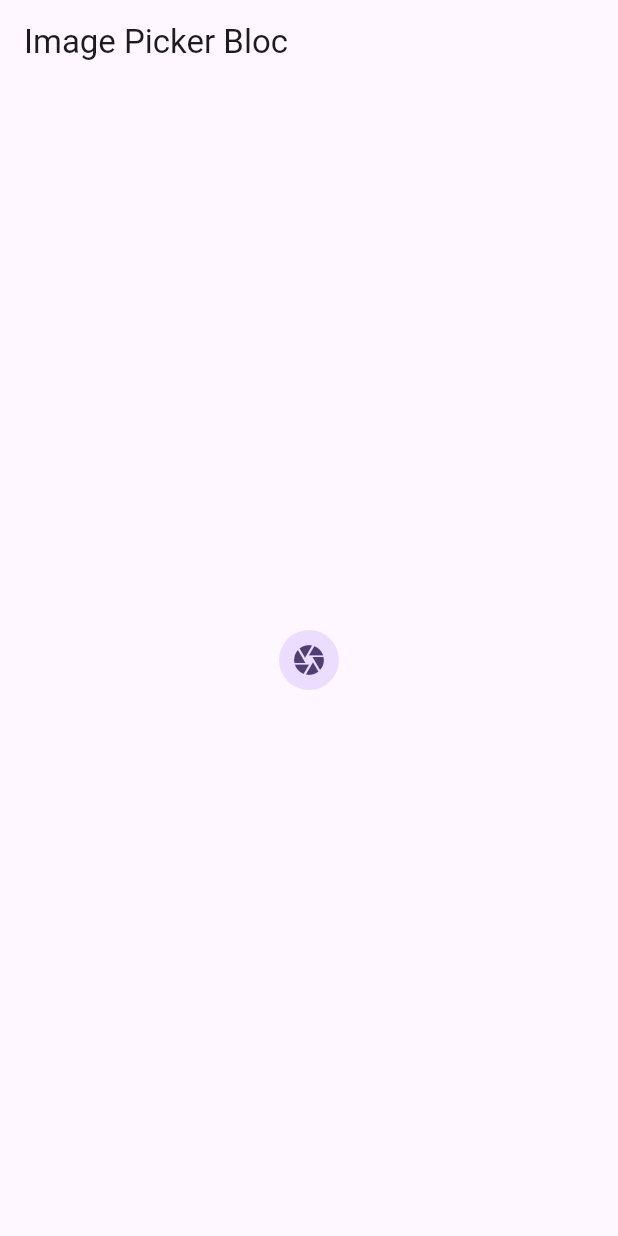
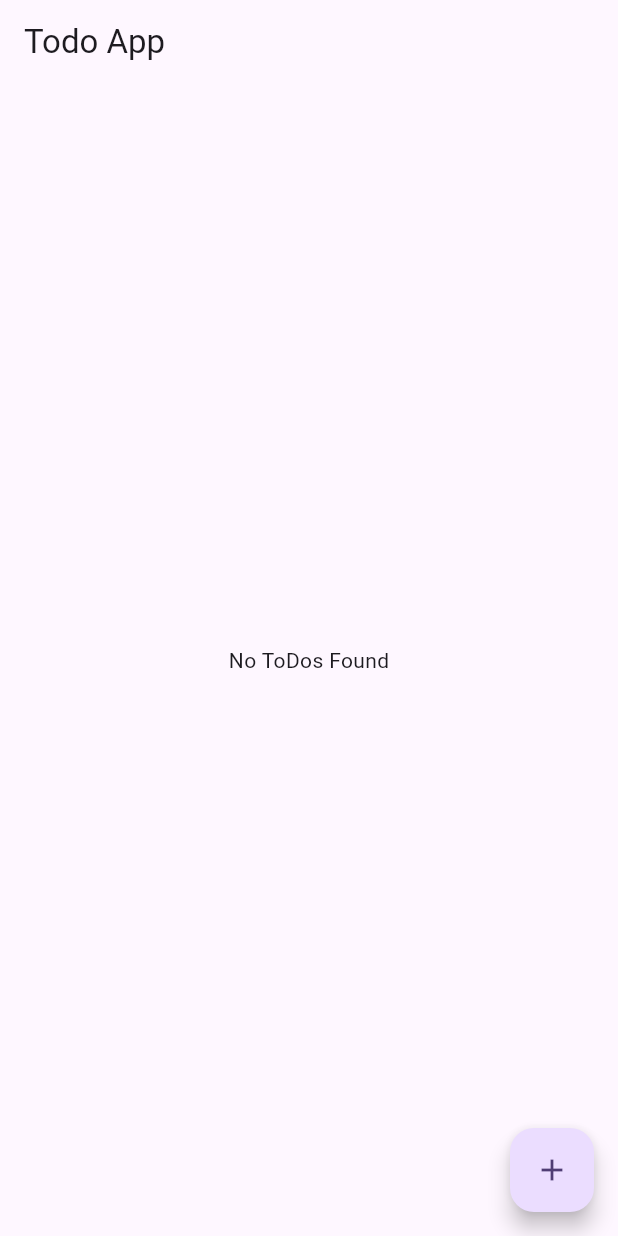
Before and after one commit to abhixen07/Bloc-State-Mangement, a Flutter app: the screen it shows after launch, on a phone screen of 412 x 824 dp. Run offline on Flutter 3.47's test engine with Material 3 defaults, Android fonts, the phone set to English and light mode, and no system bars; our stand-ins replace bloc, equatable, flutter_bloc, image_picker.

Commit message:
initial commit

```diff
--- /dev/null
+++ b/lib/bloc/todo/to_do_bloc.dart
@@ -0,0 +1,29 @@
+import 'package:bloc/bloc.dart';
+import 'package:bloc_state/bloc/todo/to_do_event.dart';
+import 'package:bloc_state/bloc/todo/to_do_state.dart';
+import 'package:meta/meta.dart';
+
+class ToDoBloc extends Bloc<TodoEvent, ToDoState> {
+
+  final List<String> todoList = [];
+  ToDoBloc() : super(ToDoState()){
+    on<AddTodoEvent>(_addToDoEvent);
+    on<RemoveTodoEvent>(_removeToDoEvent);
+  }
+
+  void _addToDoEvent(AddTodoEvent event, Emitter<ToDoState> emit){
+    todoList.add(event.task);
+    emit(state.copyWith(todoList: List.from(todoList)));
+  }
+
+void _removeToDoEvent(RemoveTodoEvent event, Emitter<ToDoState> emit){
+    todoList.remove(event.task);
+    emit(state.copyWith(todoList: List.from(todoList)));
+  }
+
+
+
+
+
+
+}
--- /dev/null
+++ b/lib/bloc/todo/to_do_event.dart
@@ -0,0 +1,23 @@
+import 'package:equatable/equatable.dart';
+
+abstract class TodoEvent extends Equatable {
+  const TodoEvent();
+}
+
+class AddTodoEvent extends TodoEvent {
+
+  final String task;
+  const AddTodoEvent({required this.task});
+
+  @override
+  List<Object> get props => [];
+}
+
+class RemoveTodoEvent extends TodoEvent {
+
+  final Object task;
+  const RemoveTodoEvent({required this.task});
+
+  @override
+  List<Object> get props => [task];
+}
--- /dev/null
+++ b/lib/bloc/todo/to_do_state.dart
@@ -0,0 +1,20 @@
+import 'package:equatable/equatable.dart';
+
+final class ToDoState extends Equatable {
+
+  final List<String> todolist;
+  const ToDoState({
+    this.todolist = const []
+});
+
+  ToDoState copyWith({ List<String>? todoList}){
+    return ToDoState(
+      todolist: todoList ?? this.todolist
+    );
+
+  }
+
+  @override
+  List<Object> get props => [todolist];
+
+}
--- a/lib/main.dart
+++ b/lib/main.dart
@@ -1,10 +1,12 @@
 import 'package:bloc_state/bloc/counter/counter_bloc.dart';  // Import the Counter Bloc
 import 'package:bloc_state/bloc/image_picker/image_picker_bloc.dart';  // Import the Image Picker Bloc
 import 'package:bloc_state/bloc/switch_example/switch_bloc.dart';  // Import the Switch Bloc
+import 'package:bloc_state/bloc/todo/to_do_bloc.dart';
 import 'package:bloc_state/equatable_test_state.dart';  // Import for state equality check (using Equatable)
-import 'package:bloc_state/ui/counter_screen.dart';  // Import UI for the counter screen
-import 'package:bloc_state/ui/image_picker_screen.dart';  // Import UI for the image picker screen
-import 'package:bloc_state/ui/switch_example_screen.dart';  // Import UI for the switch example screen
+import 'package:bloc_state/ui/counter/counter_screen.dart';  // Import UI for the counter screen
+import 'package:bloc_state/ui/image_picker/image_picker_screen.dart';  // Import UI for the image picker screen
+import 'package:bloc_state/ui/switch_example/switch_example_screen.dart';  // Import UI for the switch example screen
+import 'package:bloc_state/ui/todo/to_do_screen.dart';
 import 'package:bloc_state/utils/image_picker_utils.dart';  // Import utility class for image picker
 import 'package:flutter/material.dart';  // Import Flutter material widgets
 import 'package:flutter_bloc/flutter_bloc.dart';  // Import Flutter BLoC package for state management
@@ -38,6 +40,10 @@ class MyApp extends StatelessWidget {
         BlocProvider(
           create: (context) => ImagePickerBloc(ImagePickerUtils()),
         ),
+        // Providing TodoBloc to the widget tree
+        BlocProvider(
+          create: (context) => ToDoBloc()
+        ),
       ],
       // Wrapping the MaterialApp with MultiBlocProvider
       child: MaterialApp(
@@ -50,7 +56,7 @@ class MyApp extends StatelessWidget {
           useMaterial3: true,  // Opting in for Material 3 design
         ),
         // Setting the home screen to the ImagePickerScreen
-        home: const ImagePickerScreen(),
+        home: const ToDoScreen(),
       ),
     );
   }
--- /dev/null
+++ b/lib/ui/todo/to_do_screen.dart
@@ -0,0 +1,57 @@
+import 'package:bloc_state/bloc/todo/to_do_bloc.dart';
+import 'package:bloc_state/bloc/todo/to_do_event.dart';
+import 'package:bloc_state/bloc/todo/to_do_state.dart';
+import 'package:flutter/material.dart';
+import 'package:flutter_bloc/flutter_bloc.dart';
+
+class ToDoScreen extends StatefulWidget {
+  const ToDoScreen({super.key});
+
+  @override
+  State<ToDoScreen> createState() => _ToDoScreenState();
+}
+
+class _ToDoScreenState extends State<ToDoScreen> {
+  @override
+  Widget build(BuildContext context) {
+    return Scaffold(
+      appBar: AppBar(
+        title: Text('Todo App'),
+      ),
+      body: BlocBuilder<ToDoBloc, ToDoState>(
+          builder:(context, state){
+            if(state.todolist.isEmpty){
+              return Center(child: Text('No ToDos Found'),);
+            }else if(state.todolist.isNotEmpty){
+            return ListView.builder(
+            itemCount: state.todolist.length,
+            itemBuilder: (context, index){
+              return ListTile(
+                title: Text(state.todolist[index]),
+                trailing: IconButton(
+                    onPressed: (){
+                      context.read<ToDoBloc>().add(RemoveTodoEvent(task: state.todolist[index]));
+
+                    },
+                    icon: Icon(Icons.delete)
+                ),
+              );
+            }
+         );
+      }else{
+              return SizedBox();
+            }
+
+          }
+      ),
+      floatingActionButton: FloatingActionButton(
+          onPressed: (){
+            for(int i=0; i<5; i++){
+            context.read<ToDoBloc>().add(AddTodoEvent(task: 'Task' + i.toString()));
+            }
+          },
+        child: Icon(Icons.add),
+      ),
+    );
+  }
+}
```
Also changed, not shown: lib/ui/counter/counter_screen.dart (renamed from lib/ui/counter_screen.dart), lib/ui/image_picker/image_picker_screen.dart (renamed from lib/ui/image_picker_screen.dart), lib/ui/switch_example/switch_example_screen.dart (renamed from lib/ui/switch_example_screen.dart).
